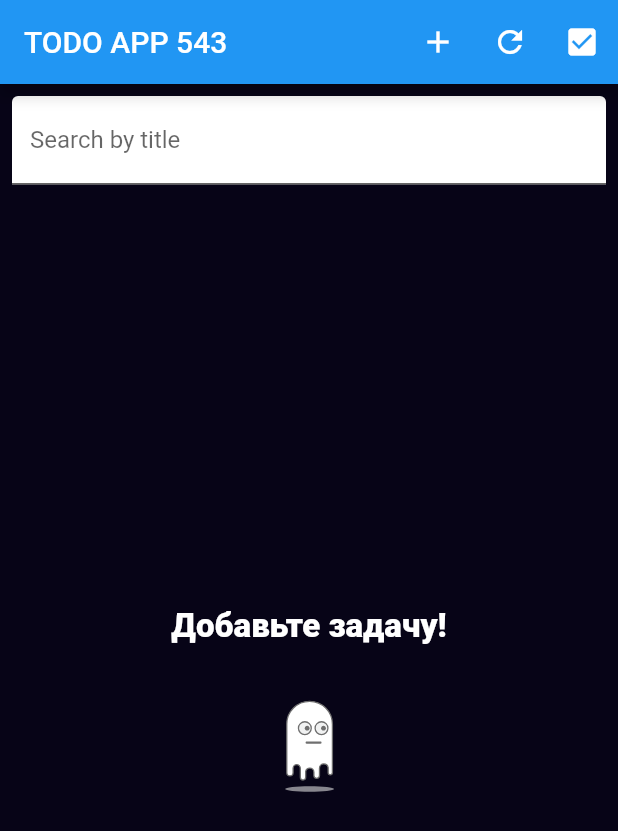
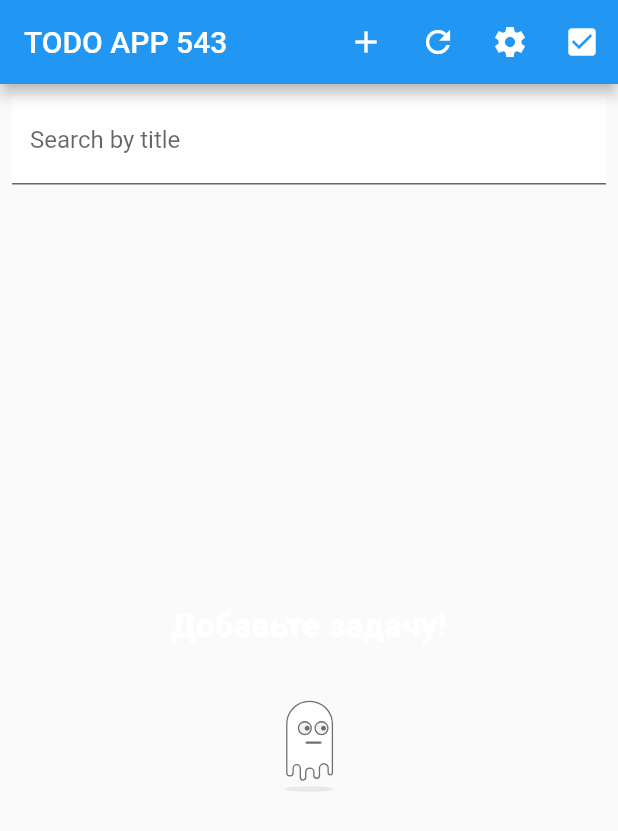
Before and after one commit to Samir-Sattarov/todo_application543, a Flutter app: the screen it shows after launch, on a phone screen of 412 x 824 dp. Shown: the top 831 px of the screen. Run offline on Flutter 3.47's test engine with Material 3 defaults, Android fonts, the phone set to English and light mode, and no system bars; our stand-ins replace flutter_keyboard_visibility, flutter_screenutil, flutter_slidable, get_it, hive, hive_flutter and 1 more; missing offline and left inert: flutter_confetti; accounts and stored records are empty.

Commit message:
Added theme switcher

```diff
--- a/lib/application.dart
+++ b/lib/application.dart
@@ -1,29 +1,51 @@
 import 'package:flutter/material.dart';
 import 'package:flutter_screenutil/flutter_screenutil.dart';
+import 'package:provider/provider.dart';
+import 'package:todo_application/core/utils/theme_helper.dart';
 import 'package:todo_application/screens/home_screen.dart';
 
-class Application extends StatelessWidget {
+import 'locator.dart';
+
+class Application extends StatefulWidget {
   const Application({super.key});
 
   @override
+  State<Application> createState() => _ApplicationState();
+}
+
+class _ApplicationState extends State<Application> {
+  late ThemeHelper themeHelper;
+
+  @override
+  void initState() {
+    themeHelper = locator();
+    super.initState();
+  }
+
+  @override
   Widget build(BuildContext context) {
-    return ScreenUtilInit(
-      designSize: Size(414,896 ),
+    return MultiProvider(
+      providers: [
+        ChangeNotifierProvider.value(value: themeHelper),
+      ],
+      child: ScreenUtilInit(
+        designSize: Size(414, 896),
         minTextAdapt: true,
         builder: (context, child) {
+          return Consumer<ThemeHelper>(
+            builder: (context, value, child) {
               return MaterialApp(
                 title: 'Flutter Demo',
                 theme: ThemeData(
-            colorScheme: ColorScheme.fromSeed(seedColor: Colors.blue),
-            scaffoldBackgroundColor: Color(0xff070417),
+                  brightness: value.isDark ? Brightness.dark : Brightness.light,
                   useMaterial3: false,
                 ),
-          home: child,
+                home: HomeScreen(),
               );
-
             },
-      child: HomeScreen(),
-
+          );
+        },
+      ),
     );
   }
 }
--- a/lib/core/utils/storage_keys.dart
+++ b/lib/core/utils/storage_keys.dart
@@ -1,5 +1,6 @@
 class StorageKeys {
 
   static const kTodoList = "ListTodo";
+  static const kApp = "app";
   static const kCompletedTodoList = "CompletedListTodo";
 }
--- /dev/null
+++ b/lib/core/utils/theme_helper.dart
@@ -0,0 +1,30 @@
+import 'package:flutter/cupertino.dart';
+import 'package:todo_application/core/utils/storage_keys.dart';
+import 'package:todo_application/core/utils/storage_service.dart';
+
+class ThemeHelper extends ChangeNotifier{
+  final StorageService storageService;
+  ThemeHelper(this.storageService) {
+    load();
+  }
+
+  bool _isDark = false;
+
+  bool get isDark => _isDark;
+
+  load() async {
+    final databaseTheme = await storageService.get(StorageKeys.kApp, "theme");
+    print("load theme from box $databaseTheme");
+    if (databaseTheme == null) {
+      return;
+    }
+
+    _isDark = databaseTheme;
+  }
+
+  toggle() async {
+    _isDark = !_isDark;
+notifyListeners();
+    await storageService.put(StorageKeys.kApp, key: "theme", value: _isDark);
+  }
+}
--- a/lib/locator.dart
+++ b/lib/locator.dart
@@ -1,5 +1,6 @@
 import 'package:get_it/get_it.dart';
 import 'package:todo_application/core/utils/storage_service.dart';
+import 'package:todo_application/core/utils/theme_helper.dart';
 
 final GetIt locator = GetIt.instance;
 
@@ -7,4 +8,8 @@ void setup() {
   locator.registerLazySingleton<StorageService>(
     () => StorageServiceImpl(),
   );
+
+  locator.registerLazySingleton(
+    () => ThemeHelper(locator()),
+  );
 }
--- a/lib/screens/home_screen.dart
+++ b/lib/screens/home_screen.dart
@@ -10,6 +10,7 @@ import 'package:todo_application/core/utils/storage_keys.dart';
 import 'package:todo_application/core/utils/storage_service.dart';
 import 'package:todo_application/core/utils/use_debounce.dart';
 import 'package:todo_application/screens/completed_todo_screen.dart';
+import 'package:todo_application/screens/settings_screen.dart';
 import 'package:todo_application/widgets/text_form_field_widget.dart';
 import 'package:todo_application/widgets/todo_card_widget.dart';
 
@@ -105,7 +106,6 @@ class _MyHomePageState extends State<HomeScreen> {
 
   @override
   Widget build(BuildContext context) {
-    final isDark =  true;
     return KeyboardDismissOnTap(
       child: Scaffold(
         appBar: AppBar(
@@ -136,6 +136,17 @@ class _MyHomePageState extends State<HomeScreen> {
               icon: Icon(Icons.refresh),
               onPressed: () async {
                 await load();
+              },
+            ),
+            IconButton(
+              icon: Icon(Icons.settings_sharp),
+              onPressed: () async {
+                Navigator.push(
+                  context,
+                  MaterialPageRoute(
+                    builder: (context) => SettingsScreen(),
+                  ),
+                );
               },
             ),
             IconButton(
--- a/pubspec.yaml
+++ b/pubspec.yaml
@@ -43,6 +43,7 @@ dependencies:
   flutter_slidable: ^3.1.1
   flutter_confetti: ^0.3.3
   lottie: ^3.1.3
+  provider: ^6.1.2
 
 
 dev_dependencies:
```
Also changed, not shown: lib/core/utils/storage_service.dart (+3 -4 lines), lib/screens/settings_screen.dart (added, +59 -0 lines), pubspec.lock. Lines whose indentation alone changed are shown as unchanged.
